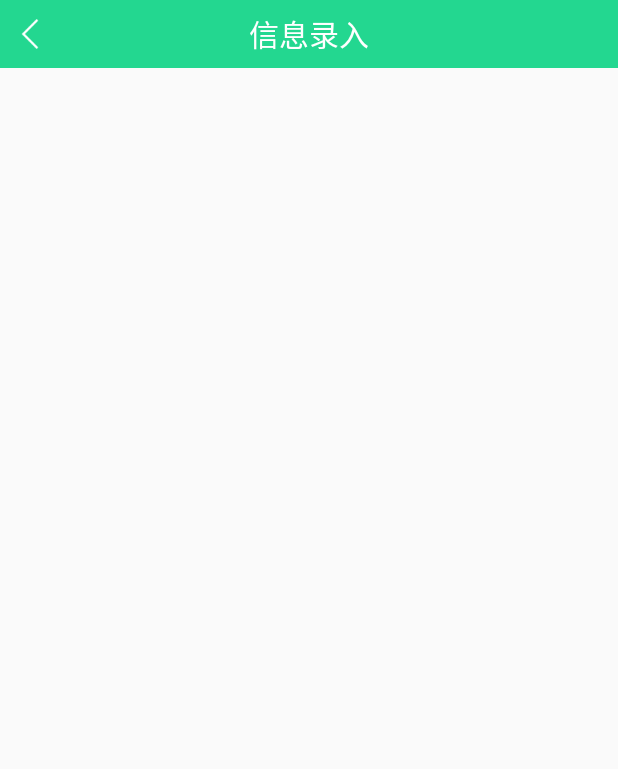
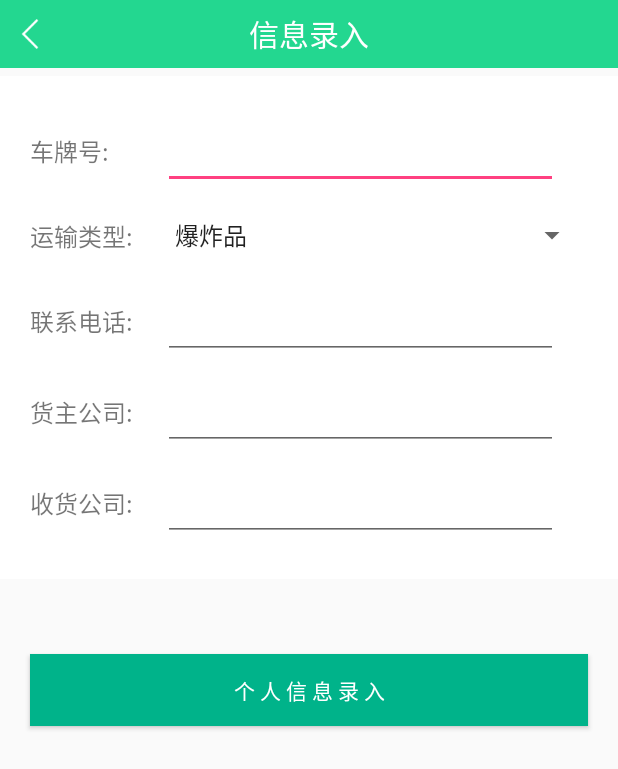
Before and after one commit to zhangsan2016/MyLocation, an Android app: the screen it shows after launch (SaveUserInfoActivity), on a phone screen of 412 x 824 dp. Shown: the top 769 px of the screen. Run offline under Robolectric (Android 15) with nearby library versions, the phone set to English and light mode, and no system bars; libraries missing offline, so code that uses them is left out: com.amap.api; 16 statements that could not run were skipped.

Commit message:
2019年11月30日 11:41:50 信息录入界面完成

```diff
--- a/app/src/main/java/smartcity/ldgd/com/mylocation/SaveUserInfoActivity.java
+++ b/app/src/main/java/smartcity/ldgd/com/mylocation/SaveUserInfoActivity.java
@@ -7,8 +7,16 @@ import android.support.v7.app.AppCompatActivity;
 import android.view.View;
 import android.view.Window;
 import android.view.WindowManager;
+import android.widget.ArrayAdapter;
+import android.widget.Spinner;
+
+import java.util.ArrayList;
+import java.util.List;
 
 public class SaveUserInfoActivity extends AppCompatActivity {
+
+    private List<String> list = new ArrayList<String>();
+    private Spinner sp_type;
 
     @Override
     protected void onCreate(Bundle savedInstanceState) {
@@ -30,11 +38,31 @@ public class SaveUserInfoActivity extends AppCompatActivity {
         }
         setContentView(R.layout.activity_save_user_info);
 
+        initView();
 
 
+    }
+
+    private void initView() {
+        sp_type = (Spinner) this.findViewById(R.id.sp_type);
+
+        initSpinner();
 
 
+    }
 
+    private void initSpinner() {
+        list.add("爆炸品");
+        list.add("气体");
+        list.add("易燃液体");
+        list.add("易燃固体");
+        list.add("氧化剂");
+        list.add("毒害品");
+        list.add("放射性物品");
+        list.add("腐蚀品");
+        list.add("杂类");
+        ArrayAdapter arrayAdapter = new ArrayAdapter<String>(SaveUserInfoActivity.this, android.R.layout.simple_spinner_item, list);
+        sp_type.setAdapter(arrayAdapter);
     }
 
     public void clear(View view) {
--- a/app/src/main/res/layout/activity_save_user_info.xml
+++ b/app/src/main/res/layout/activity_save_user_info.xml
@@ -14,10 +14,10 @@
         android:background="@color/colorGreen">
 
         <ImageView
-            android:onClick="clear"
             android:layout_width="wrap_content"
             android:layout_height="wrap_content"
             android:layout_centerVertical="true"
+            android:onClick="clear"
             android:paddingLeft="10dp"
             android:paddingRight="20dp"
             android:src="@drawable/return2" />
@@ -33,4 +33,155 @@
     </RelativeLayout>
 
 
+    <LinearLayout
+        android:layout_width="fill_parent"
+        android:layout_height="wrap_content"
+        android:layout_marginTop="5dp"
+        android:background="#FFFFFF"
+        android:orientation="vertical"
+        android:padding="20dp">
+
+        <LinearLayout
+            android:layout_width="match_parent"
+            android:layout_height="wrap_content"
+            android:orientation="horizontal">
+
+
+            <TextView
+                android:layout_width="wrap_content"
+                android:layout_height="wrap_content"
+                android:layout_gravity="center"
+                android:text="车牌号:    "
+                android:textSize="16sp" />
+
+            <EditText
+                android:id="@+id/et_car_number"
+                android:layout_width="fill_parent"
+                android:layout_height="wrap_content"
+                android:layout_marginBottom="5dp"
+                android:layout_marginLeft="20dp"
+                android:layout_marginRight="20dp"
+                android:layout_marginTop="10dp"
+                android:hint="" />
+
+        </LinearLayout>
+
+        <LinearLayout
+            android:layout_width="match_parent"
+            android:layout_height="wrap_content"
+            android:layout_marginBottom="10dp"
+            android:layout_marginTop="10dp"
+            android:orientation="horizontal">
+
+
+            <TextView
+                android:layout_width="wrap_content"
+                android:layout_height="wrap_content"
+                android:layout_gravity="center"
+                android:text="运输类型:"
+                android:textSize="16sp" />
+
+            <Spinner
+                android:id="@+id/sp_type"
+                android:layout_width="fill_parent"
+                android:layout_height="wrap_content"
+                android:layout_marginBottom="5dp"
+                android:layout_marginLeft="20dp"
+                android:layout_marginTop="3dp" />
+
+
+        </LinearLayout>
+
+        <LinearLayout
+            android:layout_width="match_parent"
+            android:layout_height="wrap_content"
+            android:orientation="horizontal">
+
+
+            <TextView
+                android:layout_width="wrap_content"
+                android:layout_height="wrap_content"
+                android:layout_gravity="center"
+                android:text="联系电话:"
+                android:textSize="16sp" />
+
+            <EditText
+                android:id="@+id/et_phone"
+                android:layout_width="fill_parent"
+                android:layout_height="wrap_content"
+                android:layout_marginBottom="5dp"
+                android:layout_marginLeft="20dp"
+                android:layout_marginRight="20dp"
+                android:layout_marginTop="10dp"
+                android:hint="" />
+
+        </LinearLayout>
+
+
+        <LinearLayout
+            android:layout_width="match_parent"
+            android:layout_height="wrap_content"
+            android:orientation="horizontal">
+
+
+            <TextView
+                android:layout_width="wrap_content"
+                android:layout_height="wrap_content"
+                android:layout_gravity="center"
+                android:text="货主公司:"
+                android:textSize="16sp" />
+
+            <EditText
+                android:id="@+id/et_shipper_company"
+                android:layout_width="fill_parent"
+                android:layout_height="wrap_content"
+                android:layout_marginBottom="5dp"
+                android:layout_marginLeft="20dp"
+                android:layout_marginRight="20dp"
+                android:layout_marginTop="10dp"
+                android:hint="" />
+
+        </LinearLayout>
+
+
+        <LinearLayout
+            android:layout_width="match_parent"
+            android:layout_height="wrap_content"
+            android:orientation="horizontal">
+
+
+            <TextView
+                android:layout_width="wrap_content"
+                android:layout_height="wrap_content"
+                android:layout_gravity="center"
+                android:text="收货公司:"
+                android:textSize="16sp" />
+
+            <EditText
+                android:id="@+id/et_receiving_company"
+                android:layout_width="fill_parent"
+                android:layout_height="wrap_content"
+                android:layout_marginBottom="5dp"
+                android:layout_marginLeft="20dp"
+                android:layout_marginRight="20dp"
+                android:layout_marginTop="10dp"
+                android:hint="" />
+
+        </LinearLayout>
+
+
+    </LinearLayout>
+
+    <Button
+        android:id="@+id/bt_add_user"
+        android:layout_width="fill_parent"
+        android:layout_height="wrap_content"
+        android:layout_marginLeft="20dp"
+        android:layout_marginRight="20dp"
+        android:layout_marginTop="50dp"
+        android:background="#00B38A"
+        android:text="个 人 信 息 录 入"
+        android:textColor="#FFFFFF" />
+
+
 </LinearLayout>
```
Also changed, not shown: app/src/main/res/drawable-hdpi/icon_openmap_mark.png (renamed from app/src/main/res/drawable-xhdpi/icon_openmap_mark.png).
